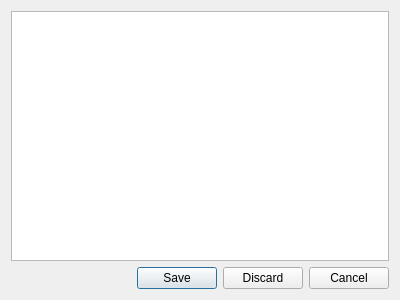
Before: the Qt Designer form Sources/Interface/sauvegarde.ui in erebe/Tabula_rasa, drawn with Qt 5.
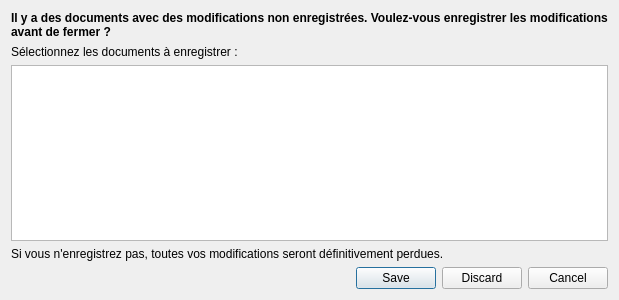
After: the same form once the commit is applied.

Commit message: Liaison entre les items  	modified:   Sources/Algorithme/Pictogramme/liaisonItem.cpp  	modified:   Sources/Algorithme/Pictogramme/pictoIteration.cpp  	modified:   Sources/Algorithme/Pictogramme/pictoIteration.hpp  	modified:   Sources/Algorithme/Pictogramme/pictogramme.cpp  	modified:   Sources/Interface/mainwindow.cpp  	modified:   Sources/Interface/mainwindow.hpp  	modified:   Sources/Interface/sauvegarde.ui

```diff
--- a/Sources/Interface/sauvegarde.ui
+++ b/Sources/Interface/sauvegarde.ui
@@ -6,7 +6,7 @@
    <rect>
     <x>0</x>
     <y>0</y>
-    <width>400</width>
+    <width>619</width>
     <height>300</height>
    </rect>
   </property>
@@ -14,6 +14,44 @@
    <string>Dialog</string>
   </property>
   <layout class="QVBoxLayout" name="verticalLayout">
+   <item>
+    <widget class="QLabel" name="label">
+     <property name="minimumSize">
+      <size>
+       <width>0</width>
+       <height>0</height>
+      </size>
+     </property>
+     <property name="font">
+      <font>
+       <weight>75</weight>
+       <bold>true</bold>
+      </font>
+     </property>
+     <property name="text">
+      <string>Il y a des documents avec des modifications non enregistrées. Voulez-vous enregistrer les modifications avant de fermer ?</string>
+     </property>
+     <property name="textFormat">
+      <enum>Qt::AutoText</enum>
+     </property>
+     <property name="alignment">
+      <set>Qt::AlignLeading|Qt::AlignLeft|Qt::AlignTop</set>
+     </property>
+     <property name="wordWrap">
+      <bool>true</bool>
+     </property>
+     <property name="margin">
+      <number>10</number>
+     </property>
+    </widget>
+   </item>
+   <item>
+    <widget class="QLabel" name="label_2">
+     <property name="text">
+      <string>Sélectionnez les documents à enregistrer : </string>
+     </property>
+    </widget>
+   </item>
    <item>
     <widget class="QListView" name="listView">
      <property name="selectionBehavior">
@@ -21,6 +59,13 @@
      </property>
     </widget>
    </item>
+   <item>
+    <widget class="QLabel" name="label_3">
+     <property name="text">
+      <string>Si vous n'enregistrez pas, toutes vos modifications seront définitivement perdues.</string>
+     </property>
+    </widget>
+   </item>
    <item>
     <widget class="QDialogButtonBox" name="buttonBox">
      <property name="orientation">
```
The commit also changes 6 other files.
